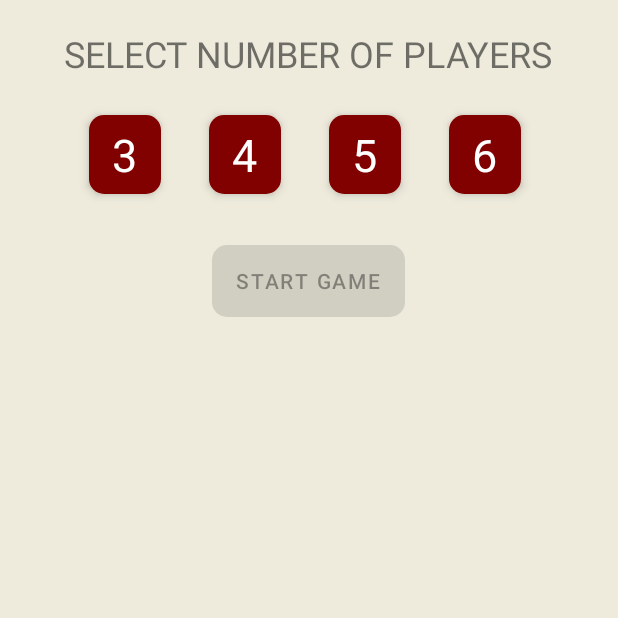
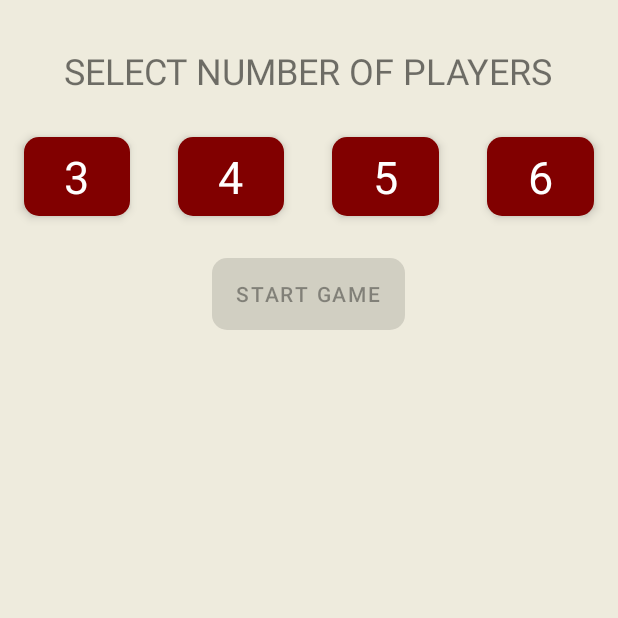
Before and after one commit to ClaudiuVisan/Whist_Score_Table, an Android app: the screen it shows after launch (AddPlayersActivity), after a tap on "START GAME", on a phone screen of 412 x 824 dp, the top half of it. Run offline under Robolectric (Android 15) with nearby library versions, the phone set to English and light mode, and no system bars; our stand-ins replace Room's generated code.

Commit message:
Dimensionare corecta v1

```diff
--- a/app/src/main/java/com/example/whistscoretable/CheckBetsActivity.java
+++ b/app/src/main/java/com/example/whistscoretable/CheckBetsActivity.java
@@ -38,8 +38,6 @@ public class CheckBetsActivity extends AppCompatActivity {
     {
         TableLayout betTable = findViewById(R.id.betTable);
         betTable.setVerticalGravity(Gravity.CENTER_VERTICAL);
-        betTable.setColumnStretchable(0,true);
-        betTable.setColumnStretchable(1,true);
         betTable.setVerticalGravity(Gravity.START);
         for(int i=1;i<=noPlayers;i++)
         {
@@ -51,7 +49,7 @@ public class CheckBetsActivity extends AppCompatActivity {
             casetNume.setText(currentGame.getPlayersList().get(i-1).getName());
             casetBet.setText(String.valueOf(currentGame.getPlayersList().get(i-1).getBet()));
             casetNume.setTextSize(TypedValue.COMPLEX_UNIT_SP,28);
-            casetNume.setWidth(TypedValue.COMPLEX_UNIT_DIP*41);
+            casetNume.setWidth(TableLayout.LayoutParams.WRAP_CONTENT);
             casetBet.setTextSize(TypedValue.COMPLEX_UNIT_SP,28);
             casetBet.setGravity(Gravity.END);
             rand.addView(casetNume,myParams);
--- a/app/src/main/java/com/example/whistscoretable/FinalScoreActivity.java
+++ b/app/src/main/java/com/example/whistscoretable/FinalScoreActivity.java
@@ -32,8 +32,6 @@ public class FinalScoreActivity extends AppCompatActivity {
     {
         TableLayout finalScoreTable = findViewById(R.id.tabelFinal);
         finalScoreTable.setVerticalGravity(Gravity.CENTER_VERTICAL);
-        finalScoreTable.setColumnStretchable(0,true);
-        finalScoreTable.setColumnStretchable(1,true);
         finalScoreTable.setVerticalGravity(Gravity.START);
         for(int i=1;i<=currentGame.getNoPlayers();i++)
         {
@@ -45,7 +43,7 @@ public class FinalScoreActivity extends AppCompatActivity {
             casetNume.setText(currentGame.getPlayersList().get(i-1).getName());
             casetScor.setText(String.valueOf(currentGame.getPlayersList().get(i-1).getScore()));
             casetNume.setTextSize(TypedValue.COMPLEX_UNIT_SP,28);
-            casetNume.setWidth(TypedValue.COMPLEX_UNIT_DIP*41);
+            casetNume.setWidth(TableLayout.LayoutParams.WRAP_CONTENT);
             casetScor.setTextSize(TypedValue.COMPLEX_UNIT_SP,28);
             casetScor.setGravity(Gravity.END);
             rand.addView(casetNume,myParams);
--- a/app/src/main/java/com/example/whistscoretable/SaveGameActivity.java
+++ b/app/src/main/java/com/example/whistscoretable/SaveGameActivity.java
@@ -22,9 +22,11 @@ public class SaveGameActivity extends AppCompatActivity {
         addSavedGame.setOnClickListener(new View.OnClickListener() {
             @Override
             public void onClick(View v) {
+                boolean onSave = true;
                 currentGame.setName(gameName.getText().toString());
                 db.gameDao().insertAll(currentGame);
                 Intent intent = new Intent(SaveGameActivity.this, LoadGameActivity.class);
+                intent.putExtra("fromSave",onSave);
                 startActivity(intent);
             }
         });
--- a/app/src/main/java/com/example/whistscoretable/ScoreTableActivity.java
+++ b/app/src/main/java/com/example/whistscoretable/ScoreTableActivity.java
@@ -2,11 +2,11 @@ package com.example.whistscoretable;
 
 import androidx.appcompat.app.AppCompatActivity;
 import android.content.Intent;
-import android.media.Image;
 import android.os.Bundle;
 import android.util.TypedValue;
 import android.view.Gravity;
 import android.view.View;
+import android.view.ViewGroup;
 import android.widget.Button;
 import android.widget.ImageButton;
 import android.widget.TableLayout;
@@ -63,8 +63,6 @@ public class ScoreTableActivity extends AppCompatActivity {
     public void setScoreTable() {
         TableLayout scoreTable = findViewById(R.id.tabel);
         scoreTable.setVerticalGravity(Gravity.CENTER_VERTICAL);
-        scoreTable.setColumnStretchable(0, true);
-        scoreTable.setColumnStretchable(1, true);
         scoreTable.setVerticalGravity(Gravity.START);
         for (int i = 1; i <= currentGame.getNoPlayers(); i++) {
             TableRow rand = new TableRow(this);
@@ -75,7 +73,7 @@ public class ScoreTableActivity extends AppCompatActivity {
             casetNume.setText(currentGame.getPlayersList().get(i - 1).getName());
             casetScor.setText(String.valueOf(currentGame.getPlayersList().get(i - 1).getScore()));
             casetNume.setTextSize(TypedValue.COMPLEX_UNIT_SP, 28);
-            casetNume.setWidth(TypedValue.COMPLEX_UNIT_DIP * 41);
+            casetNume.setWidth(TableLayout.LayoutParams.WRAP_CONTENT);
             casetScor.setTextSize(TypedValue.COMPLEX_UNIT_SP, 28);
             casetScor.setGravity(Gravity.END);
             rand.addView(casetNume, myParams);
--- a/app/src/main/res/layout/activity_add_players.xml
+++ b/app/src/main/res/layout/activity_add_players.xml
@@ -12,11 +12,11 @@
 
     <androidx.constraintlayout.widget.ConstraintLayout
         android:layout_width="match_parent"
-        android:layout_height="227dp">
+        android:layout_height="wrap_content">
 
 
         <RadioGroup
-            android:layout_width="wrap_content"
+            android:layout_width="0dp"
             android:layout_height="wrap_content"
             android:layout_gravity="center"
             android:orientation="horizontal"
@@ -25,11 +25,14 @@
             app:layout_constraintHorizontal_bias="0.473"
             app:layout_constraintStart_toStartOf="parent"
             app:layout_constraintTop_toBottomOf="@+id/textView"
-            app:layout_constraintVertical_bias="0.323">
+            app:layout_constraintVertical_bias="0.323"
+            android:layout_weight="1"
+            android:layout_marginTop="12dp"
+            android:layout_marginBottom="12dp">
 
             <RadioButton
                 android:id="@+id/threePlayers"
-                android:layout_width="wrap_content"
+                android:layout_width="0dp"
                 android:layout_height="wrap_content"
                 android:layout_margin="16dp"
                 android:background="@drawable/radio_selector"
@@ -41,11 +44,12 @@
                 android:text=" 3 "
                 android:textAlignment="center"
                 android:textColor="@drawable/text_color"
-                android:textSize="30sp" />
+                android:textSize="30sp"
+                android:layout_weight="1"/>
 
             <RadioButton
                 android:id="@+id/fourPlayers"
-                android:layout_width="wrap_content"
+                android:layout_width="0dp"
                 android:layout_height="wrap_content"
                 android:layout_margin="16dp"
                 android:background="@drawable/radio_selector"
@@ -57,11 +61,12 @@
                 android:text=" 4 "
                 android:textAlignment="center"
                 android:textColor="@drawable/text_color"
-                android:textSize="30sp" />
+                android:textSize="30sp"
+                android:layout_weight="1"/>
 
             <RadioButton
                 android:id="@+id/fivePlayers"
-                android:layout_width="wrap_content"
+                android:layout_width="0dp"
                 android:layout_height="wrap_content"
                 android:layout_margin="16dp"
                 android:background="@drawable/radio_selector"
@@ -73,11 +78,12 @@
                 android:text=" 5 "
                 android:textAlignment="center"
                 android:textColor="@drawable/text_color"
-                android:textSize="30sp" />
+                android:textSize="30sp"
+                android:layout_weight="1"/>
 
             <RadioButton
                 android:id="@+id/sixPlayers"
-                android:layout_width="wrap_content"
+                android:layout_width="0dp"
                 android:layout_height="wrap_content"
                 android:layout_margin="16dp"
                 android:background="@drawable/radio_selector"
@@ -89,7 +95,8 @@
                 android:text=" 6 "
                 android:textAlignment="center"
                 android:textColor="@drawable/text_color"
-                android:textSize="30sp" />
+                android:textSize="30sp"
+                android:layout_weight="1" />
         </RadioGroup>
 
         <TextView
@@ -97,6 +104,7 @@
             android:layout_width="wrap_content"
             android:layout_height="wrap_content"
             android:layout_gravity="center"
+            android:layout_marginTop="12dp"
             android:text="@string/noPlayers"
             android:textSize="24sp"
             app:layout_constraintBottom_toBottomOf="parent"
@@ -110,7 +118,8 @@
             android:id="@+id/startGame"
             android:layout_width="wrap_content"
             android:layout_height="wrap_content"
-            android:layout_marginBottom="16dp"
+            android:layout_marginTop="12dp"
+            android:layout_marginBottom="12dp"
             android:background="@drawable/round_corner"
             android:onClick="onClickStartGame"
             android:text="@string/startGame"
--- a/app/src/main/res/values/strings.xml
+++ b/app/src/main/res/values/strings.xml
@@ -3,7 +3,7 @@
     <string name="titlu">WHIST SCORE TABLE</string>
     <string name="newGame">START GAME</string>
     <string name="noPlayers">SELECT NUMBER OF PLAYERS</string>
-    <string name="loadGame"> LOAD GAME</string>
+    <string name="loadGame">LOAD  GAME</string>
     <string name="spinPlayers">PLAYERS</string>
     <string name="startGame">START GAME</string>
     <string-array name="spinNoPlayers">
```
Also changed, not shown: app/src/main/java/com/example/whistscoretable/LoadGameActivity.java (+7 -5 lines), app/src/main/java/com/example/whistscoretable/MenuActivity.java (+2 -6 lines), app/src/main/res/layout/activity_check_bets.xml (+5 -3 lines), app/src/main/res/layout/activity_final_score.xml (+7 -5 lines), app/src/main/res/layout/activity_menu.xml (+9 -12 lines), app/src/main/res/layout/activity_score.xml (+5 -3 lines).
